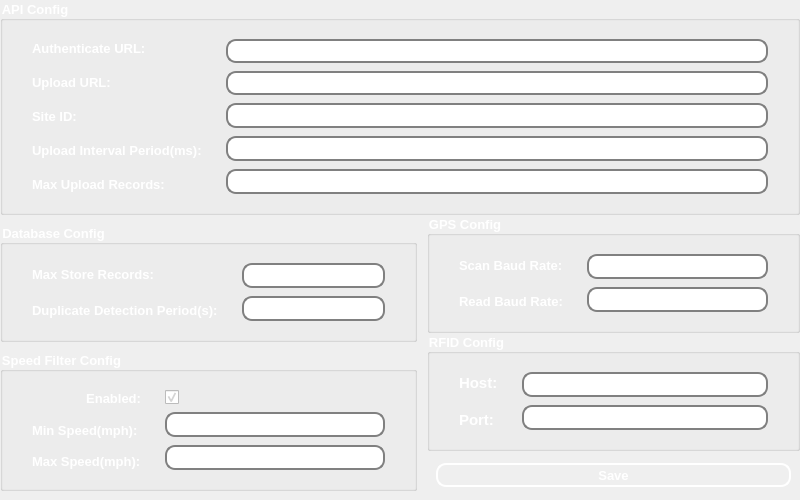
samissa730/NexusRFIDReader_Git, file ui/screens/settings.ui: the form before one commit.
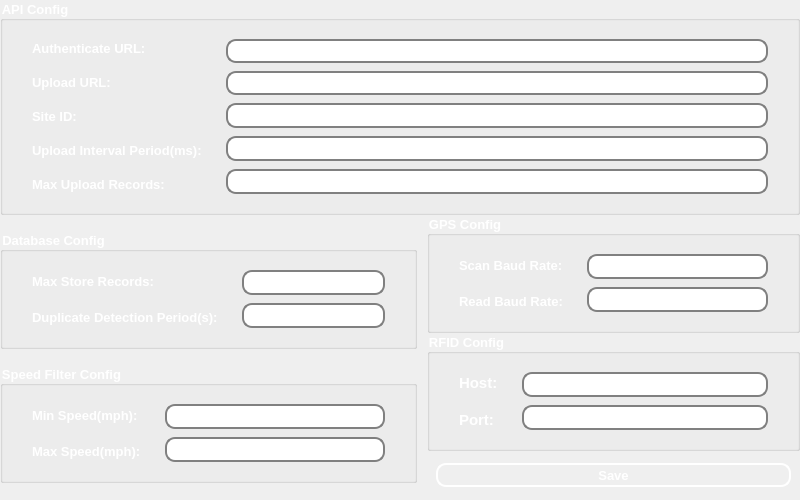
The form after the commit. Icons and pictures are not drawn.

Commit message: Remove speed configuration checkbox and associated label from SettingsScreen UI

Diff of the .ui file:
```diff
--- a/ui/screens/settings.ui
+++ b/ui/screens/settings.ui
@@ -507,27 +507,6 @@
                   <property name="spacing">
                    <number>15</number>
                   </property>
-                  <item>
-                   <widget class="QLabel" name="label_12">
-                    <property name="font">
-                     <font>
-                      <pointsize>10</pointsize>
-                      <bold>true</bold>
-                     </font>
-                    </property>
-                    <property name="styleSheet">
-                     <string notr="true">QLabel {  
-    color: white;  /* Change 'blue' to your preferred color */  
-}  </string>
-                    </property>
-                    <property name="text">
-                     <string>Enabled:</string>
-                    </property>
-                    <property name="alignment">
-                     <set>Qt::AlignmentFlag::AlignRight|Qt::AlignmentFlag::AlignTrailing|Qt::AlignmentFlag::AlignVCenter</set>
-                    </property>
-                   </widget>
-                  </item>
                   <item>
                    <widget class="QLabel" name="label_13">
                     <property name="font">
@@ -588,51 +567,6 @@
                   <property name="spacing">
                    <number>8</number>
                   </property>
-                  <item>
-                   <widget class="QCheckBox" name="speed_enabled">
-                    <property name="font">
-                     <font>
-                      <pointsize>7</pointsize>
-                      <bold>true</bold>
-                     </font>
-                    </property>
-                    <property name="focusPolicy">
-                     <enum>Qt::FocusPolicy::StrongFocus</enum>
-                    </property>
-                    <property name="layoutDirection">
-                     <enum>Qt::LayoutDirection::LeftToRight</enum>
-                    </property>
-                    <property name="styleSheet">
-                     <string notr="true">QCheckBox{
-	color: white; 
-}
-
-QCheckBox::indicator {  
-    width: 14px;  
-    height: 14px;  
-}  
-
-QCheckBox::indicator:unchecked {  
-    border: 2px solid gray;  
-    background-color: white;  
-}
-
-QCheckBox::indicator:checked { 
-	border: 2px solid gray;   
-    image: url(:/img/checkmark.png);  /* Use a custom image if needed */  
- }</string>
-                    </property>
-                    <property name="text">
-                     <string/>
-                    </property>
-                    <property name="shortcut">
-                     <string/>
-                    </property>
-                    <property name="checked">
-                     <bool>true</bool>
-                    </property>
-                   </widget>
-                  </item>
                   <item>
                    <widget class="QLineEdit" name="edit_min_speed">
                     <property name="font">
```
The commit also changes 2 other files.
